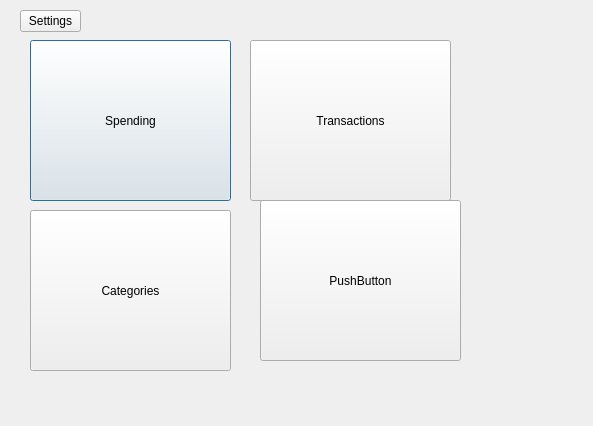
Above: secdialog.ui from Project-Name441/loginTrial before the change. Below: the same form after it.
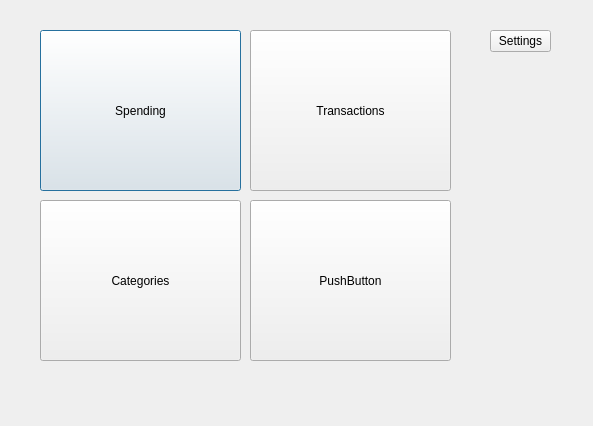
That is the form after the change.

Patch:
```diff
--- a/secdialog.ui
+++ b/secdialog.ui
@@ -16,8 +16,8 @@
   <widget class="QPushButton" name="pushButton">
    <property name="geometry">
     <rect>
-     <x>30</x>
-     <y>40</y>
+     <x>40</x>
+     <y>30</y>
      <width>201</width>
      <height>161</height>
     </rect>
@@ -30,7 +30,7 @@
    <property name="geometry">
     <rect>
      <x>250</x>
-     <y>40</y>
+     <y>30</y>
      <width>201</width>
      <height>161</height>
     </rect>
@@ -42,8 +42,8 @@
   <widget class="QPushButton" name="pushButton_3">
    <property name="geometry">
     <rect>
-     <x>30</x>
-     <y>210</y>
+     <x>40</x>
+     <y>200</y>
      <width>201</width>
      <height>161</height>
     </rect>
@@ -55,7 +55,7 @@
   <widget class="QPushButton" name="pushButton_4">
    <property name="geometry">
     <rect>
-     <x>260</x>
+     <x>250</x>
      <y>200</y>
      <width>201</width>
      <height>161</height>
@@ -68,8 +68,8 @@
   <widget class="QToolButton" name="toolButton">
    <property name="geometry">
     <rect>
-     <x>20</x>
-     <y>10</y>
+     <x>490</x>
+     <y>30</y>
      <width>61</width>
      <height>22</height>
     </rect>
```
Left out of the diff: 10 changed lines with no effect on the pictures.
